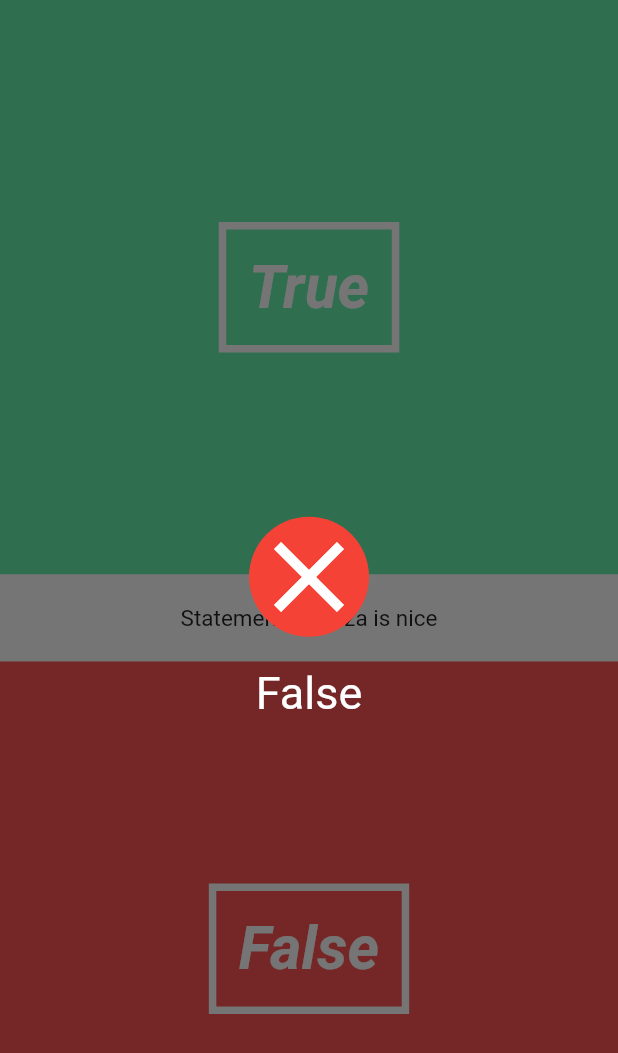
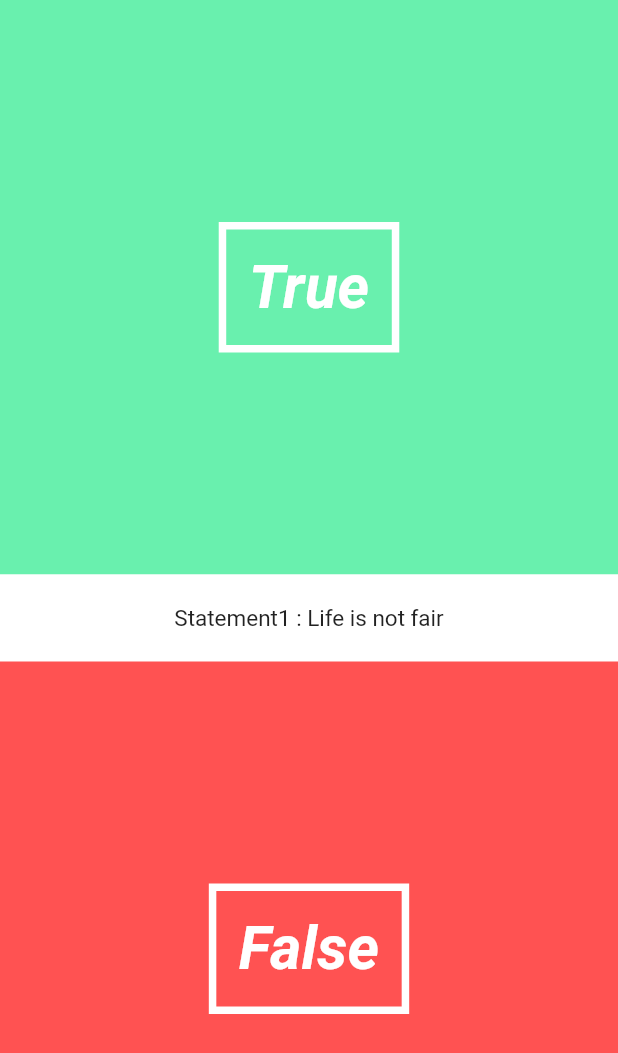
Before and after one commit to emreozcan3320/myFirtsFlutterApp, a Flutter app: the screen it shows after launch, on a phone screen of 412 x 824 dp. Shown: the top 1053 px of the screen. Run offline on Flutter 3.47's test engine with Material 2 defaults, Android fonts, the phone set to English and light mode, and no system bars.

Commit message:
question page is done

```diff
--- a/lib/UI/correct_wrong_overlay.dart
+++ b/lib/UI/correct_wrong_overlay.dart
@@ -4,8 +4,9 @@ import 'dart:math';
 class CorrectWrongOverlay extends StatefulWidget{
 
   final bool _isCorrect;
+  final VoidCallback _onTap;
 
-  CorrectWrongOverlay(this._isCorrect);
+  CorrectWrongOverlay(this._isCorrect, this._onTap);
 
   @override
   State createState() => new CorrectWrongOverlayState();
@@ -32,7 +33,7 @@ void initState(){
     return new Material(
       color: Colors.black54,
       child: new InkWell(
-        onTap: () =>  print("You tapped overlay"),
+        onTap: () =>  widget._onTap(),
         child: new Column(
           mainAxisAlignment: MainAxisAlignment.center,
           children: <Widget>[
--- a/lib/pages/quiz_page.dart
+++ b/lib/pages/quiz_page.dart
@@ -15,7 +15,36 @@ class QuizPage extends StatefulWidget {
 
 class QuizePageState extends State<QuizPage>{
 
+  Question currentQuestion;
 
+  Quiz quiz = new Quiz([
+    new Question("Elon Mask is human", false),
+    new Question("Pizza is healthy", false),
+    new Question("Flutter is awsome", true),
+    new Question("People are mercyles", true),
+    new Question("Life is not fair", true)
+  ]);
+
+   String questionText;
+   int questionNumber;
+   bool isCorrect;
+   bool overlayShouldBeVisible = false;
+
+  @override
+  void initState(){
+    super.initState();
+    currentQuestion = quiz.nextQuestion;
+    questionText = currentQuestion.question;
+    questionNumber = quiz.questionNumber;
+  }
+  void handleAnswer(bool answer){
+    isCorrect = ( currentQuestion.answer == answer ) ;
+    print (isCorrect) ;
+    quiz.answer(isCorrect);
+    this.setState((){
+      overlayShouldBeVisible = true;
+    });
+  }
 
 
   @override
@@ -25,12 +54,22 @@ class QuizePageState extends State<QuizPage>{
       children: <Widget>[
         new  Column( //This is our main page
           children: <Widget>[
-            new AnswerButton(true,() => print("You answered Ture") ),
-            new QuestionText("Pizza is nice", 1),
-            new AnswerButton(false, () { print("You answered False");} )
+            new AnswerButton(true,() => handleAnswer(true)),
+            new QuestionText(questionText, questionNumber),
+            new AnswerButton(false, () => handleAnswer(false))
           ],
         ),
-        new CorrectWrongOverlay(false)
+        overlayShouldBeVisible == true ? new CorrectWrongOverlay(
+          isCorrect,
+          (){
+            currentQuestion = quiz.nextQuestion;
+            this.setState((){
+              overlayShouldBeVisible = false;
+              questionText = currentQuestion.question;
+              questionNumber = quiz.questionNumber;
+            });
+          }
+          ) : new Container()
       ],
     );
   }
--- a/lib/utils/quiz.dart
+++ b/lib/utils/quiz.dart
@@ -4,7 +4,7 @@ class Quiz {
 
   List<Question> _questions;
   int _currentQuestionIndex = -1;
-  int _score ;
+  int _score = 0;
 
   Quiz(this._questions){
     _questions.shuffle();
@@ -22,7 +22,7 @@ Question get nextQuestion{
 }
 
 void answer(bool isCorrect){
-  if(isCorrect) _score++;
+  if(isCorrect) _score = _score +1;
 }
 
 }
```
Also changed, not shown: lib/UI/question_text.dart (+11 -0 lines).
